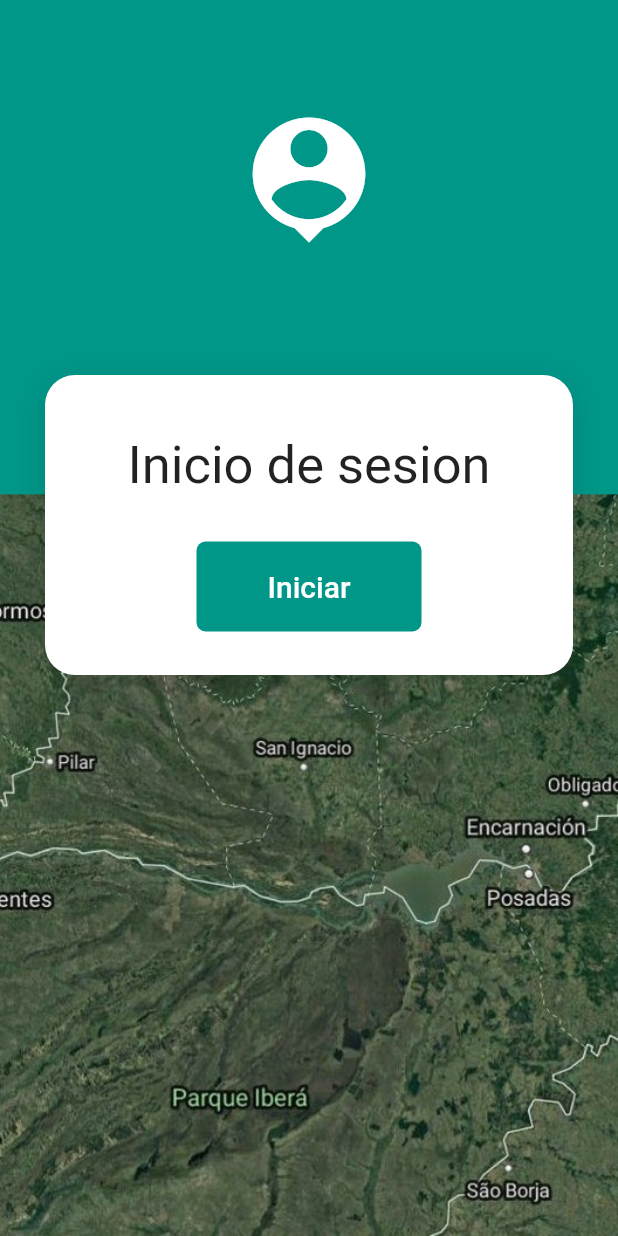
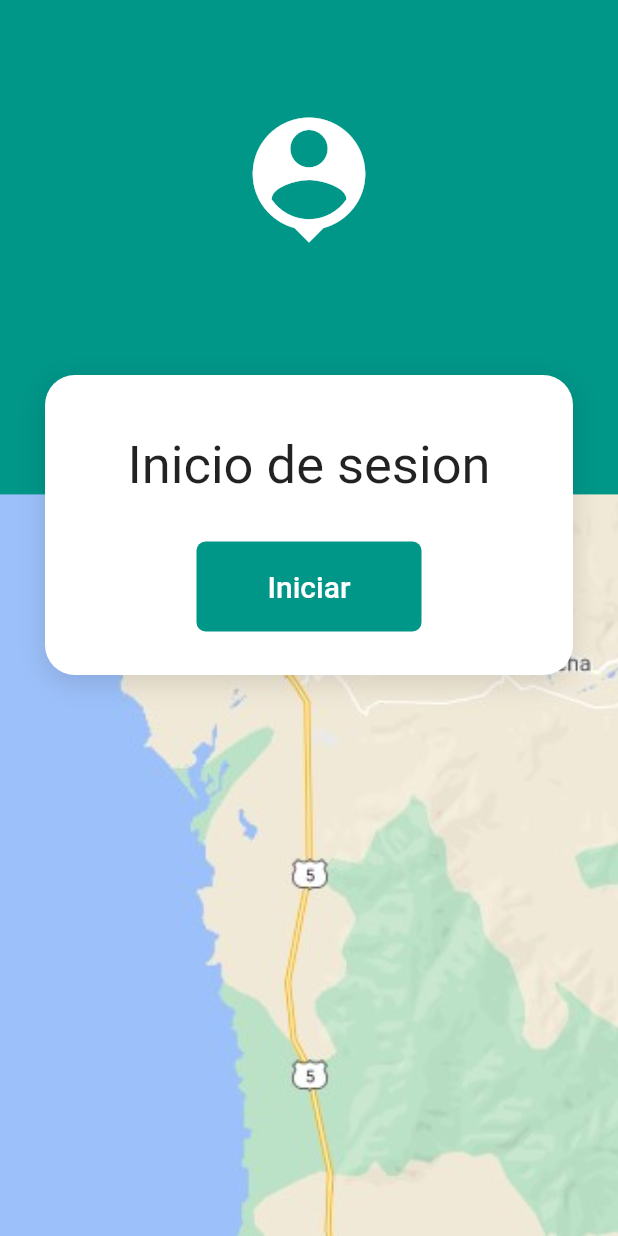
Before and after one commit to LuisSP97/app-sismos-cpyd, a Flutter app: the screen it shows after launch, on a phone screen of 412 x 824 dp. Run offline on Flutter 3.47's test engine with Material 2 defaults, Android fonts, the phone set to English and light mode, and no system bars; our stand-ins replace google_maps_flutter, google_sign_in; network calls fail.

```diff
--- a/lib/src/widgets/drawer_view.dart
+++ b/lib/src/widgets/drawer_view.dart
@@ -49,11 +49,7 @@ class DrawerView extends StatelessWidget {
                 style: TextStyle(color: Colors.white, fontSize: 18),
               ),
               onTap: () {
-                //Navigator.pushReplacementNamed(context, HomePage.routeName);
-                Navigator.of(context)
-                    .push(CupertinoPageRoute(builder: (context){
-                      return HomePage();
-                } ));
+                Navigator.pushReplacementNamed(context, HomePage.routeName);
               },
             ),
             ListTile(
--- a/lib/src/widgets/sign_in_background.dart
+++ b/lib/src/widgets/sign_in_background.dart
@@ -12,7 +12,7 @@ class SignInBackground extends StatelessWidget {
       width: double.infinity,
       decoration: const BoxDecoration(
           image: DecorationImage(
-              image: AssetImage('assets/signin_map.jpg'), fit: BoxFit.cover)),
+              image: AssetImage('assets/map.jpg'), fit: BoxFit.cover)),
       child: Stack(
         children: [_TealBox(), _HeaderIcon(), this.child],
       ),
```
Also changed, not shown: assets/map.jpg (added).
